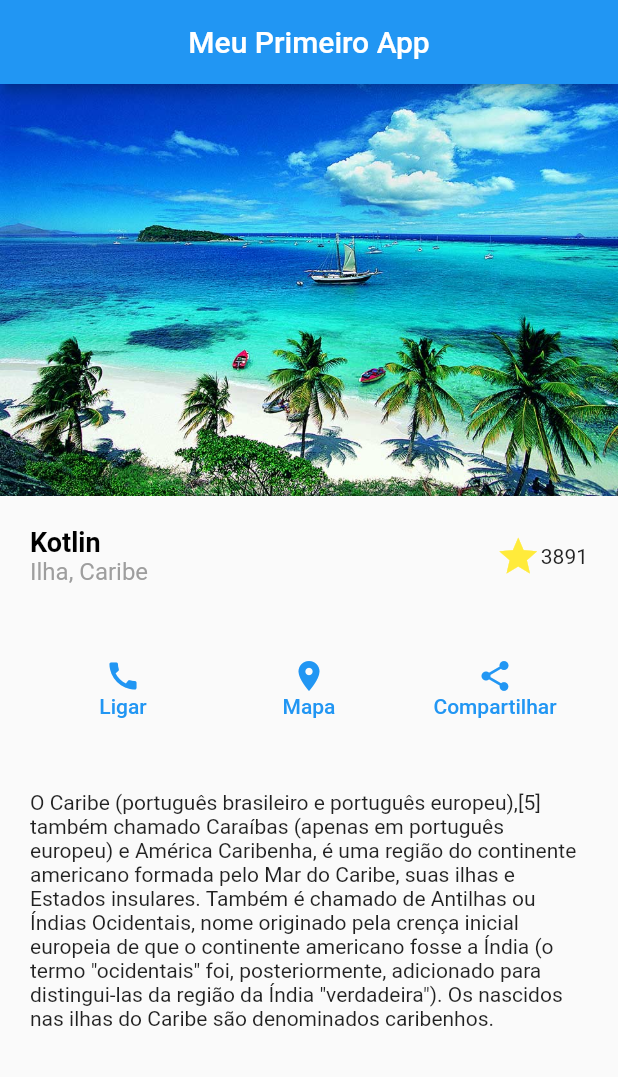
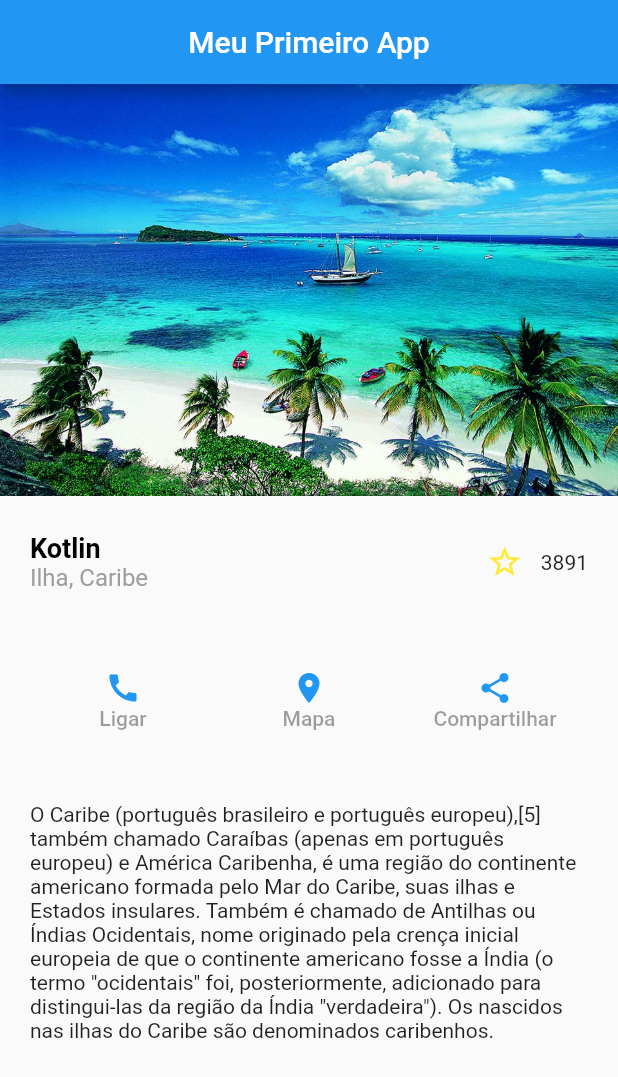
Before and after one commit to matheuskoba/attractions, a Flutter app: the screen it shows after launch, on a phone screen of 412 x 824 dp. Shown: the top 1077 px of the screen. Run offline on Flutter 3.47's test engine with Material 2 defaults, Android fonts, the phone set to English and light mode, and no system bars.

Commit message:
toggle favorite working now and finished layout

```diff
--- a/lib/main.dart
+++ b/lib/main.dart
@@ -27,8 +27,20 @@ class MyHomePage extends StatefulWidget {
 
 class _MyHomePageState extends State<MyHomePage> {
   int _countFavorite = 3891;
+  bool favorite = false;
+  get key => null;
 
-  get key => null;
+  void _favorite(){
+    setState(() {
+      if(favorite){
+        favorite = false;
+        _countFavorite -= 1;
+      }else{
+        _countFavorite += 1;
+        favorite = true;
+      }
+    });
+  }
 
   @override
   Widget build(BuildContext context) {
@@ -70,7 +82,13 @@ class _MyHomePageState extends State<MyHomePage> {
                     children: [
                       Container(
                         key: key,
-                        child: const Icon(Icons.star, size: 30, color: Colors.yellow)
+                        child: IconButton(
+                          onPressed: _favorite,
+                          icon: (favorite
+                              ? const Icon(Icons.star)
+                              : const Icon(Icons.star_border)),
+                          color: Colors.yellow,
+                        )
                       ),
                       Container(
                         key: key,
@@ -86,39 +104,9 @@ class _MyHomePageState extends State<MyHomePage> {
               key: key,
               child: Row(
                 children: [
-                  Expanded(
-                    child: TextButton(
-                      onPressed: (){},
-                      child: Column(
-                        children: const [
-                          Icon(Icons.call, color: Colors.blue),
-                          Text('Ligar')
-                        ],
-                      )
-                    )
-                  ),
-                  Expanded(
-                    child: TextButton(
-                        onPressed: (){},
-                        child: Column(
-                          children: const [
-                            Icon(Icons.location_on, color: Colors.blue),
-                            Text('Mapa')
-                          ],
-                        )
-                    ),
-                  ),
-                  Expanded(
-                    child: TextButton(
-                        onPressed: (){},
-                        child: Column(
-                          children: const [
-                            Icon(Icons.share, color: Colors.blue),
-                            Text('Compartilhar')
-                          ],
-                        )
-                    ),
-                  )
+                  Button(text: 'Ligar', icon: Icons.call, action: (){},),
+                  Button(text: 'Mapa', icon: Icons.location_on, action: (){}),
+                  Button(text: 'Compartilhar', icon: Icons.share, action: (){})
                 ]
               )
             ),
@@ -135,48 +123,25 @@ class _MyHomePageState extends State<MyHomePage> {
   }
 }
 
-//       body: Center(
-//         // Center is a layout widget. It takes a single child and positions it
-//         // in the middle of the parent.
-//         child: Column(
-//           // Column is also a layout widget. It takes a list of children and
-//           // arranges them vertically. By default, it sizes itself to fit its
-//           // children horizontally, and tries to be as tall as its parent.
-//           //
-//           // Invoke "debug painting" (press "p" in the console, choose the
-//           // "Toggle Debug Paint" action from the Flutter Inspector in Android
-//           // Studio, or the "Toggle Debug Paint" command in Visual Studio Code)
-//           // to see the wireframe for each widget.
-//           //
-//           // Column has various properties to control how it sizes itself and
-//           // how it positions its children. Here we use mainAxisAlignment to
-//           // center the children vertically; the main axis here is the vertical
-//           // axis because Columns are vertical (the cross axis would be
-//           // horizontal).
-//           mainAxisAlignment: MainAxisAlignment.center,
-//           children: <Widget>[
-//             const Text(
-//               'You have pushed the button this many times:',
-//             ),
-//             Text(
-//               '$_counter',
-//               style: Theme.of(context).textTheme.headline4,
-//             ),
-//           ],
-//         ),
-//       ),
-//       floatingActionButton: FloatingActionButton(
-//         onPressed: _incrementCounter,
-//         tooltip: 'Increment',
-//         child: const Icon(Icons.add),
-//       ), // This trailing comma makes auto-formatting nicer for build methods.
-//     );
-//   }
-// }
+class Button extends StatelessWidget {
+  const Button({Key? key, required this.text, required this.icon, required this.action}) : super(key: key);
 
+  final String text;
+  final IconData icon;
+  final Function action;
 
-// _incrementCounter() {
-//     setState(() {
-//       _counter++;
-//     });
-//   }
+  @override
+  Widget build(BuildContext context){
+    return Expanded(
+        child: TextButton(
+            onPressed: action(),
+            child: Column(
+              children: [
+                Icon(icon, color: Colors.blue),
+                Text(text)
+              ],
+            )
+        )
+    );
+  }
+}
```
Also changed, not shown: 1 other file.
